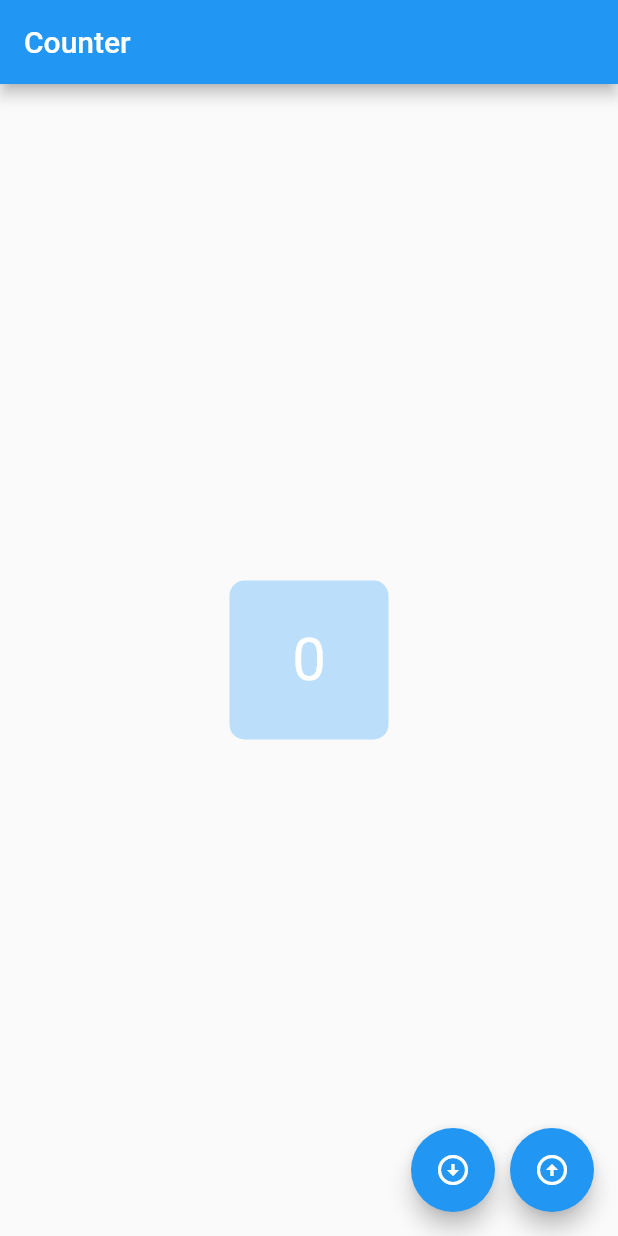
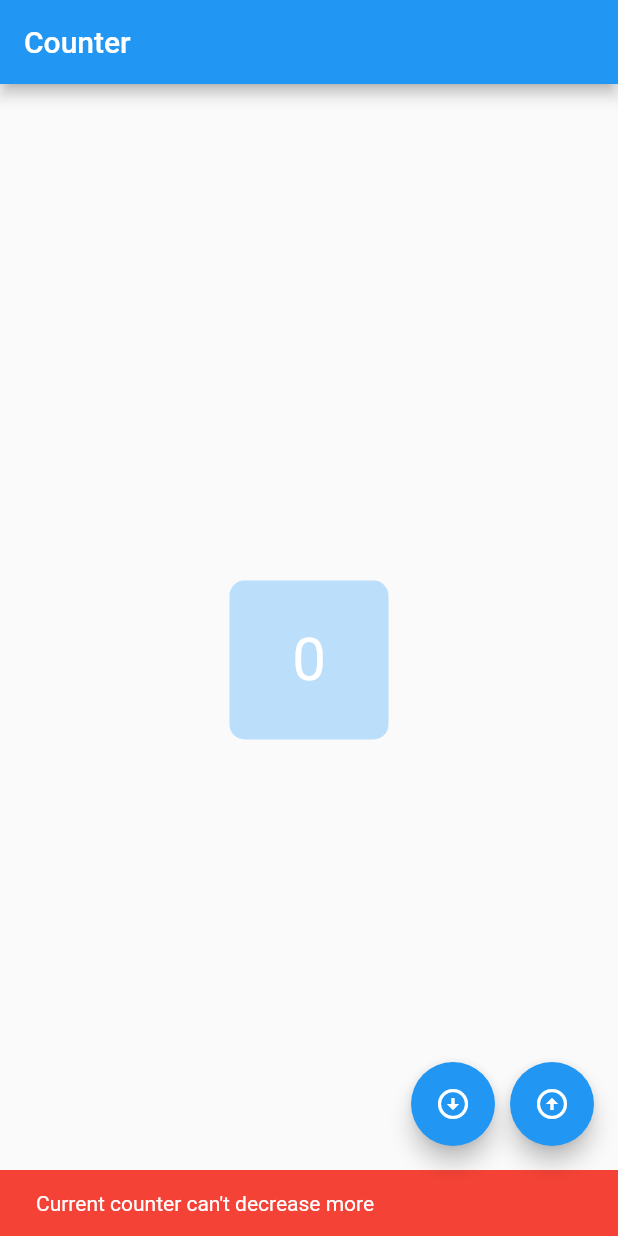
Before and after one commit to vietnguyenhoangw/Flutter_play_with_Bloc, a Flutter app: the CounterScreen screen opened directly, after a tap on the "arrow circle down" icon, on a phone screen of 412 x 824 dp. Run offline on Flutter 3.47's test engine with Material 2 defaults, Android fonts, the phone set to English and light mode, and no system bars; our stand-ins replace equatable, flutter_bloc.

Commit message:
:penguin: Add snackbar

```diff
--- a/lib/screens/counter_screen/counter_screen.dart
+++ b/lib/screens/counter_screen/counter_screen.dart
@@ -12,22 +12,55 @@ class CounterScreen extends StatefulWidget {
 }
 
 class _CounterScreenState extends State<CounterScreen> {
+  final GlobalKey<ScaffoldState> _scaffoldKey = new GlobalKey<ScaffoldState>();
+
+  _showSnackBar(String message, Color backgroundColor) {
+    ScaffoldMessenger.of(context).showSnackBar(
+      SnackBar(
+        content: Text(message),
+        backgroundColor: backgroundColor,
+      ),
+    );
+  }
+
+  _hideSnackBar() {
+    ScaffoldMessenger.of(context).hideCurrentSnackBar();
+  }
+
   _onPressIncrease() {
+    _hideSnackBar();
+    int currentCounter = BlocProvider.of<CounterBloc>(context).state.counter;
+    if (currentCounter >= 50) {
+      _showSnackBar("Current counter can't increase more", Colors.green[500]);
+    } else {
       BlocProvider.of<CounterBloc>(context).add(IncreaseCounter());
+    }
   }
 
   _onPressDecrease() {
+    _hideSnackBar();
+    int currentCounter = BlocProvider.of<CounterBloc>(context).state.counter;
+    if (currentCounter == 0) {
+      _showSnackBar("Current counter can't decrease more", Colors.red);
+    } else {
       BlocProvider.of<CounterBloc>(context).add(DecreaseCounter());
+    }
   }
 
   @override
   Widget build(BuildContext context) {
-    return BlocBuilder<CounterBloc, CounterState>(builder: (context, state) {
+    return BlocListener<CounterBloc, CounterState>(
+      listener: (context, state) {
+        // declare anything we want to do after change state
+      },
+      child: BlocBuilder<CounterBloc, CounterState>(builder: (context, state) {
         return Scaffold(
+            key: _scaffoldKey,
             appBar: AppBar(title: Text('Counter')),
             body: _renderContent(context),
             floatingActionButton: _renderFotter(context));
-    });
+      }),
+    );
   }
 
   Widget _renderContent(BuildContext context) {
```
Lines whose indentation alone changed are shown as unchanged.
